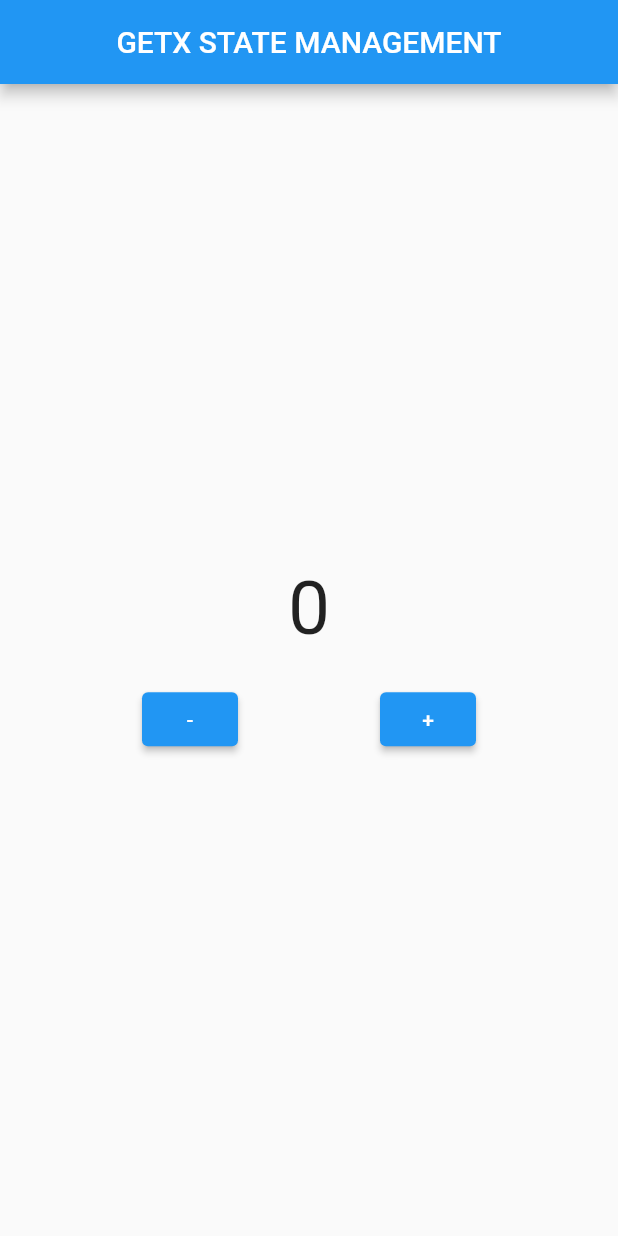
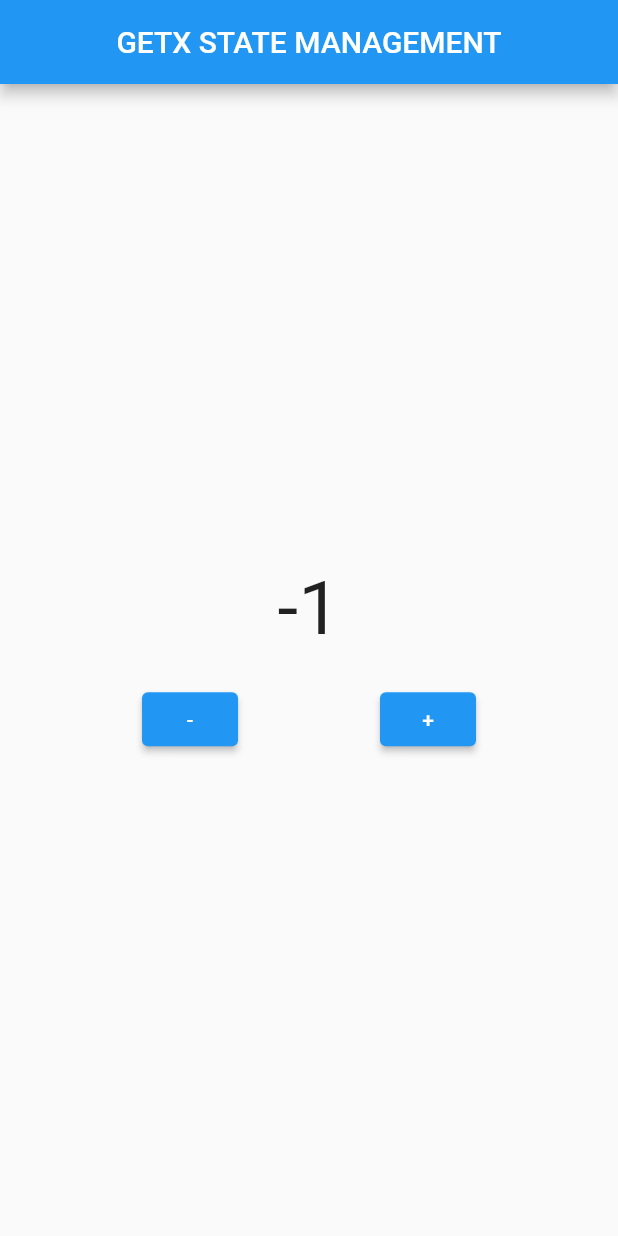
Before and after one commit to MichelleSetiyanti/flutter_getx, a Flutter app: the screen it shows after launch, after a tap on an icon or button, on a phone screen of 412 x 824 dp. Run offline on Flutter 3.47's test engine with Material 2 defaults, Android fonts, the phone set to English and light mode, and no system bars; our stand-ins replace get.

```diff
--- a/lib/main.dart
+++ b/lib/main.dart
@@ -10,7 +10,7 @@ class MyApp extends StatelessWidget {
 
   @override
   Widget build(BuildContext context) {
-    return MaterialApp(
+    return GetMaterialApp(
       home: HomePage(),
     );
   }
@@ -18,10 +18,11 @@ class MyApp extends StatelessWidget {
 
 class HomePage extends StatelessWidget {
   // const HomePage({Key? key}) : super(key: key);
-  int counter = 0;
-
+  // int counter = 0;
+  final testController = Get.put(CountController());
   @override
   Widget build(BuildContext context) {
+    print("Render");
     return Scaffold(
       appBar: AppBar(
         title: Text("GETX STATE MANAGEMENT"),
@@ -31,12 +32,25 @@ class HomePage extends StatelessWidget {
         child: Column(
           mainAxisAlignment: MainAxisAlignment.center,
           children: [
-            Text(
-              "$counter",
-              style: TextStyle(
-                fontSize: 50,
-              ),
-            ),
+            // Obx(
+            //   () => Text(
+            //     // "$counter",
+            //     "${testController.counter.value}",
+            //     style: TextStyle(
+            //       fontSize: 50,
+            //     ),
+            //   ),
+            // ),
+            Obx(() {
+              print("TEXT");
+              return Text(
+                // "$counter",
+                "${testController.counter.value}",
+                style: TextStyle(
+                  fontSize: 50,
+                ),
+              );
+            }),
             SizedBox(
               height: 20,
             ),
@@ -45,15 +59,17 @@ class HomePage extends StatelessWidget {
               children: [
                 ElevatedButton(
                   onPressed: () {
-                    counter = counter - 1;
-                    print(counter);
+                    // counter = counter - 1;
+                    // print(counter);
+                    testController.decrement();
                   },
                   child: Text("-"),
                 ),
                 ElevatedButton(
                   onPressed: () {
-                    counter = counter + 1;
-                    print(counter);
+                    testController.increment();
+                    // counter = counter + 1;
+                    // print(counter);
                   },
                   child: Text("+"),
                 ),
@@ -65,3 +81,12 @@ class HomePage extends StatelessWidget {
     );
   }
 }
+
+class CountController extends GetxController {
+  var counter = 0.obs; // state yang akan selalu dipantau perubahaannnya
+  increment() {
+    counter = counter + 1;
+  }
+
+  decrement() => counter--;
+}
```
